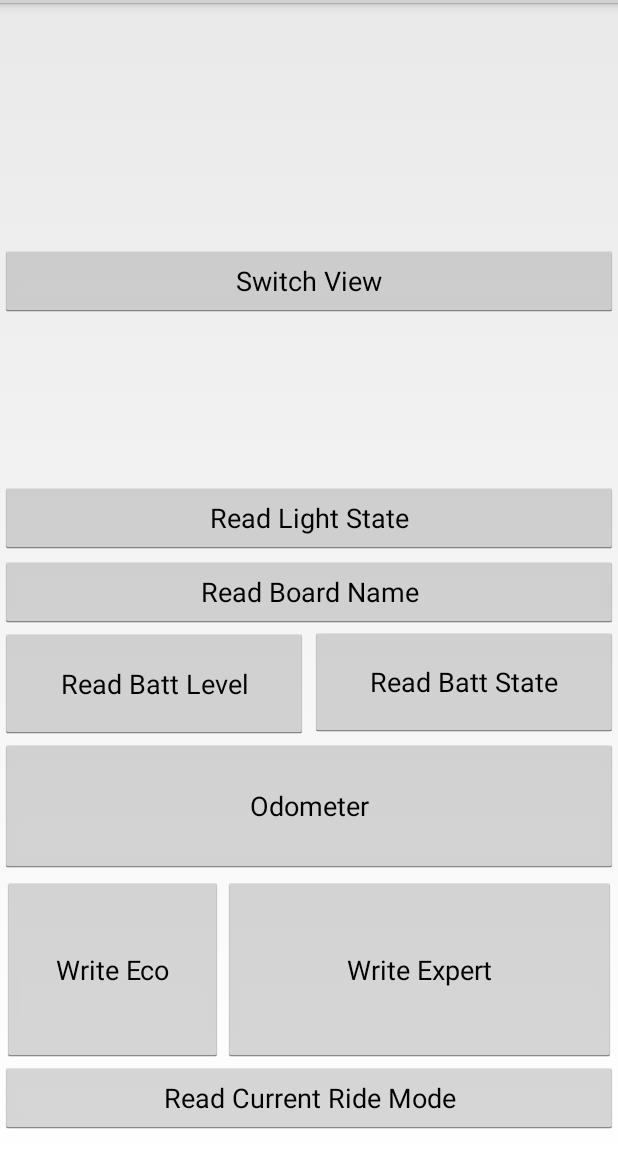
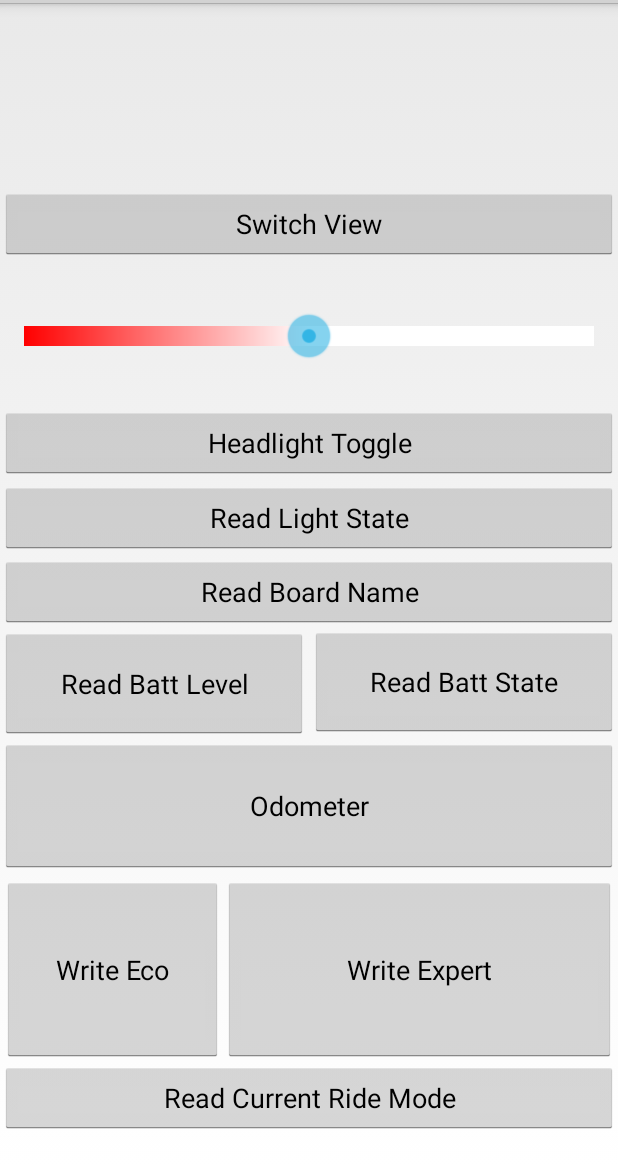
Before and after one commit to FDRs-Legs/BoostLERW, an Android app: the DeviceActivity screen opened directly, with no data from a screen before it, on a phone screen of 412 x 824 dp, the part 69-1236 px from its top. Run offline under Robolectric (Android 15) with nearby library versions, the phone set to English and light mode, and no system bars; 1 statement that could not run was skipped.

Commit message:
Added a toggle for Beams headlights Tossed together a brightness slider that has a 50 % chance of working. :)

```diff
--- /dev/null
+++ b/app/src/main/res/drawable/custom_progress.xml
@@ -0,0 +1,12 @@
+<?xml version="1.0" encoding="utf-8"?>
+<layer-list xmlns:android="http://schemas.android.com/apk/res/android" >
+    <item>
+        <shape>
+            <gradient
+                android:endColor="#fff"
+                android:startColor="#f00"
+                android:useLevel="true" />
+        </shape>
+    </item>
+
+</layer-list>
--- a/app/src/main/res/layout/activity_device.xml
+++ b/app/src/main/res/layout/activity_device.xml
@@ -11,7 +11,7 @@
         android:layout_width="match_parent"
         android:layout_height="wrap_content"
         android:layout_above="@+id/read_light_state_button"
-        android:layout_marginBottom="110dp"
+        android:layout_marginBottom="148dp"
         android:text="@string/switch_activity_name" />
 
     <Button
@@ -32,6 +32,14 @@
         android:text="@string/read_light_state" />
 
     <Button
+        android:id="@+id/write_toggle_light_button"
+        android:layout_width="match_parent"
+        android:layout_height="wrap_content"
+        android:layout_above="@+id/read_light_state_button"
+        android:layout_marginBottom="2dp"
+        android:text="@string/toggle_light_state_name" />
+
+    <Button
         android:id="@+id/read_battery_state_button"
         android:layout_width="206dp"
         android:layout_height="73dp"
@@ -42,6 +50,15 @@
         android:layout_marginBottom="1dp"
         android:layout_toEndOf="@+id/read_battery_level_button"
         android:text="@string/read_battery_state_number" />
+
+    <SeekBar
+        android:id="@+id/read_light_bright_state"
+        android:layout_width="match_parent"
+        android:layout_height="94dp"
+        android:layout_above="@+id/write_toggle_light_button"
+        android:layout_marginBottom="0dp"
+        android:progress="50"
+        android:progressDrawable="@drawable/custom_progress"/>
 
     <Button
         android:id="@+id/read_battery_level_button"
--- a/app/src/main/res/values/strings.xml
+++ b/app/src/main/res/values/strings.xml
@@ -23,4 +23,6 @@
     <string name="read_ride_state_number">Read Current Ride Mode </string>
     <string name="testing_name">Test area</string>
     <string name="switch_activity_name">Switch View</string>
+    <string name="toggle_light_state_name">Headlight Toggle</string>
+
 </resources>
```
Also changed, not shown: app/src/main/java/youten/redo/ble/readwrite/DeviceActivity.java (+93 -17 lines), app/src/main/java/youten/redo/ble/readwrite/DeviceActivityTesting.java (+5 -2 lines).
